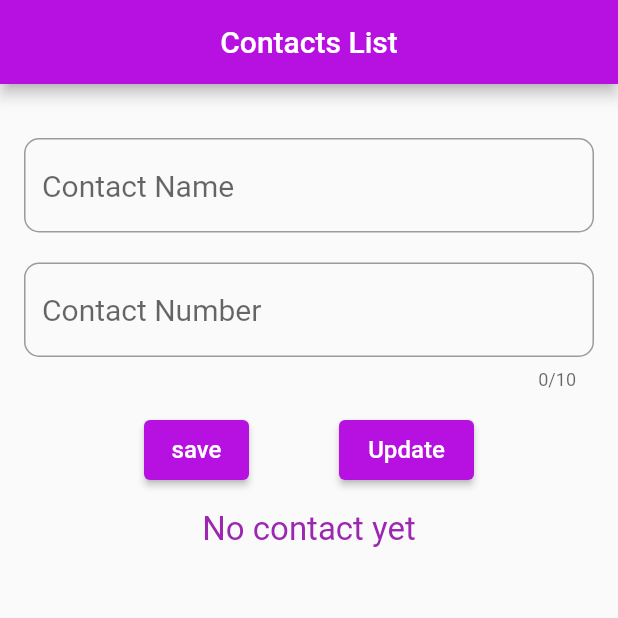
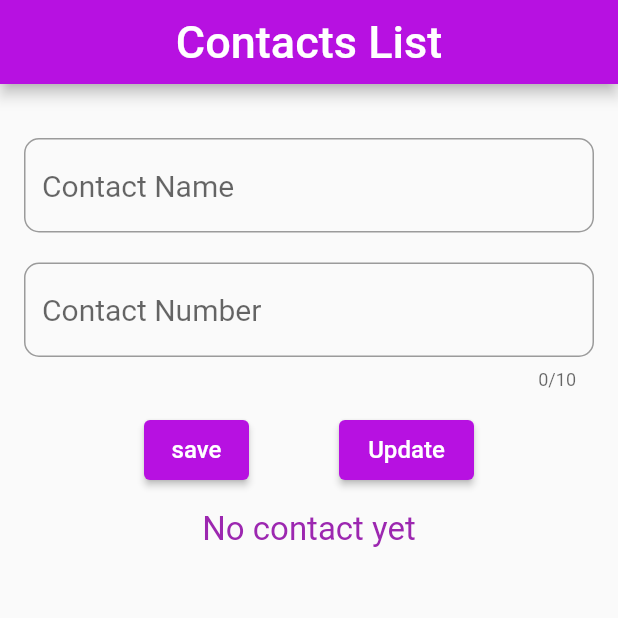
Before and after one commit to n865c/contact_list, a Flutter app: the screen it shows after launch, on a phone screen of 412 x 824 dp, the top half of it. Run offline on Flutter 3.47's test engine with Material 2 defaults, Android fonts, the phone set to English and light mode, and no system bars.

Commit message:
Contact_list completed

```diff
--- a/lib/home.dart
+++ b/lib/home.dart
@@ -18,7 +18,10 @@ class _MyhomeState extends State<Myhome> {
       appBar: AppBar(
         backgroundColor: const Color.fromARGB(255, 183, 17, 225),
         centerTitle: true,
-        title: const Text("Contacts List"),
+        title: const Text(
+          "Contacts List",
+          style: TextStyle(fontSize: 30),
+        ),
       ),
       body: Padding(
         padding: const EdgeInsets.all(16.0),
```
